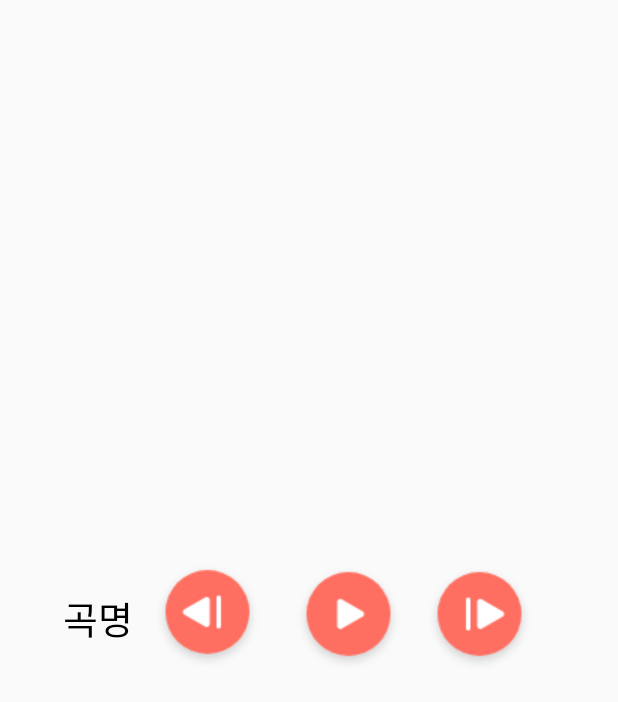
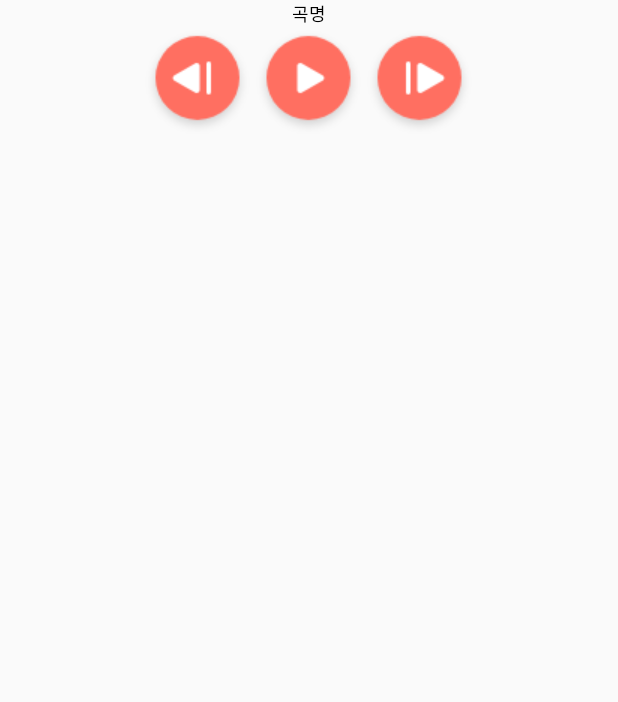
Before and after one commit to yangjunhyuk333/NarshaMusicProject, an Android app: the layout notification_foreground.xml on its own in the app's theme, with its tools: preview values and no code run, on a phone screen of 412 x 824 dp. Shown: the top 702 px of the screen. Run offline under Robolectric (Android 15) with nearby library versions, the light colour scheme and no system bars.

Commit message:
노티피케이션 추가

```diff
--- a/app/src/main/java/com/junhyuk/narshamusicproject/MainActivity.java
+++ b/app/src/main/java/com/junhyuk/narshamusicproject/MainActivity.java
@@ -48,7 +48,8 @@ public class MainActivity extends AppCompatActivity {
     String[] permission_list = {
             Manifest.permission.RECORD_AUDIO,
             Manifest.permission.READ_EXTERNAL_STORAGE,
-            Manifest.permission.WRITE_EXTERNAL_STORAGE
+            Manifest.permission.WRITE_EXTERNAL_STORAGE,
+            Manifest.permission.FOREGROUND_SERVICE
     };
 
     UsrDataBase usrDataBase;
--- a/app/src/main/res/layout/notification_foreground.xml
+++ b/app/src/main/res/layout/notification_foreground.xml
@@ -1,59 +1,54 @@
 <?xml version="1.0" encoding="utf-8"?>
-<androidx.constraintlayout.widget.ConstraintLayout xmlns:android="http://schemas.android.com/apk/res/android"
+<LinearLayout xmlns:android="http://schemas.android.com/apk/res/android"
     xmlns:app="http://schemas.android.com/apk/res-auto"
     xmlns:tools="http://schemas.android.com/tools"
     android:layout_width="match_parent"
-    android:layout_height="match_parent"
-    android:orientation="horizontal">
-
-    <ImageButton
-        android:id="@+id/next_button"
-        android:layout_width="wrap_content"
+    android:layout_height="wrap_content"
+    android:orientation="vertical">
+    <LinearLayout
+        android:layout_width="match_parent"
         android:layout_height="wrap_content"
-        android:background="@android:color/transparent"
-        android:src="@drawable/next_button"
-        app:layout_constraintBottom_toBottomOf="parent"
-        app:layout_constraintEnd_toEndOf="parent"
-        app:layout_constraintHorizontal_bias="0.836"
-        app:layout_constraintStart_toStartOf="parent"
-        app:layout_constraintTop_toTopOf="parent" />
-
-    <TextView
-        android:layout_width="wrap_content"
+        android:gravity="center">
+        <TextView
+            android:id="@+id/song_title"
+            android:layout_width="wrap_content"
+            android:layout_height="wrap_content"
+            android:text="곡명"
+            android:textSize="12sp"
+            android:textColor="#000000"
+           />
+    </LinearLayout>
+    <LinearLayout
+        android:layout_width="match_parent"
         android:layout_height="wrap_content"
-        android:text="곡명"
-        android:textSize="25dp"
-        android:textColor="#000000"
-        app:layout_constraintBottom_toBottomOf="parent"
-        app:layout_constraintEnd_toEndOf="parent"
-        app:layout_constraintHorizontal_bias="0.115"
-        app:layout_constraintStart_toStartOf="parent"
-        app:layout_constraintTop_toTopOf="parent" />
-
-    <ImageButton
-        android:id="@+id/start_stop_button"
-        android:layout_width="wrap_content"
-        android:layout_height="wrap_content"
-        android:background="@android:color/transparent"
-        android:src="@drawable/start_button"
-        app:layout_constraintBottom_toBottomOf="parent"
-        app:layout_constraintEnd_toEndOf="parent"
-        app:layout_constraintHorizontal_bias="0.578"
-        app:layout_constraintStart_toStartOf="parent"
-        app:layout_constraintTop_toTopOf="parent" />
-
-    <ImageButton
-        android:id="@+id/perv_button"
-        android:layout_width="wrap_content"
-        android:layout_height="wrap_content"
-        android:background="@android:color/transparent"
-        android:src="@drawable/prev_button"
-        app:layout_constraintBottom_toBottomOf="parent"
-        app:layout_constraintEnd_toEndOf="parent"
-        app:layout_constraintHorizontal_bias="0.299"
-        app:layout_constraintStart_toStartOf="parent"
-        app:layout_constraintTop_toTopOf="parent"
-        app:layout_constraintVertical_bias="0.499" />
+        android:orientation="horizontal"
+        android:gravity="center"
+        >
+        <ImageView
+            android:id="@+id/perv_button"
+            android:layout_width="wrap_content"
+            android:layout_height="wrap_content"
+            android:background="@android:color/transparent"
+            android:src="@drawable/prev_button" />
 
 
-</androidx.constraintlayout.widget.ConstraintLayout>
+        <ImageView
+            android:id="@+id/start_stop_button"
+            android:layout_width="wrap_content"
+            android:layout_height="wrap_content"
+            android:background="@android:color/transparent"
+            android:src="@drawable/start_button" />
+        <ImageView
+            android:id="@+id/next_button"
+            android:layout_width="wrap_content"
+            android:layout_height="wrap_content"
+            android:background="@android:color/transparent"
+            android:src="@drawable/next_button" />
+
+
+    </LinearLayout>
+
+
+
+
+</LinearLayout>
```
Also changed, not shown: app/src/main/AndroidManifest.xml (+10 -1 lines), app/src/main/java/com/junhyuk/narshamusicproject/MusicService.java (+83 -8 lines), app/src/main/java/com/junhyuk/narshamusicproject/constant/Value.java (+7 -0 lines), app/src/main/java/com/junhyuk/narshamusicproject/notification/NotificationPlayer.java (added, +114 -0 lines).
